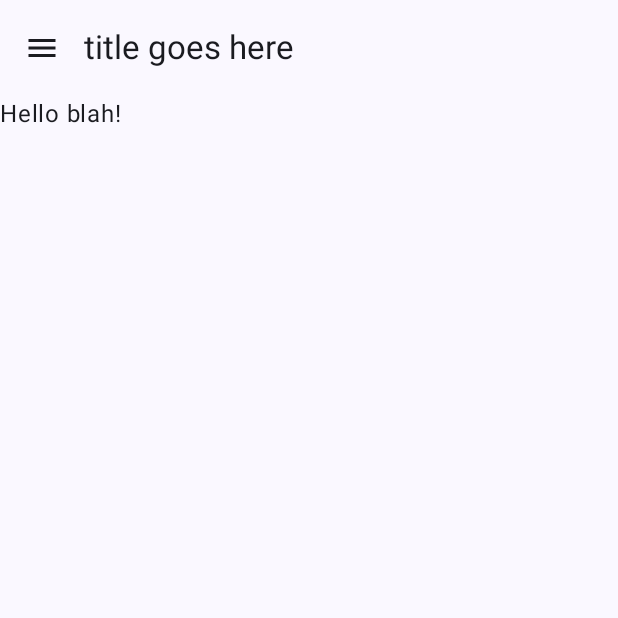
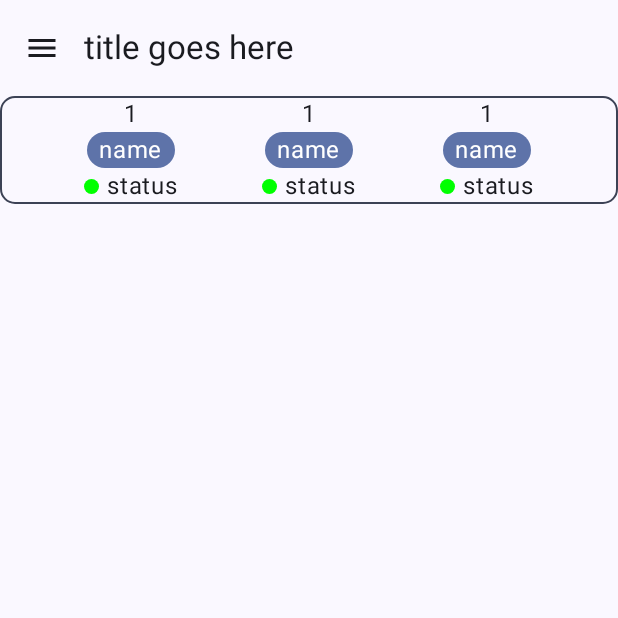
Before and after one commit to blahblahbloopster/cs361-project, an Android app built with Jetpack Compose: the screen it shows after launch (MainActivity), on a phone screen of 412 x 824 dp, the top half of it. Run offline under Robolectric (Android 15) with nearby library versions, the phone set to English and light mode, and no system bars.

Commit message:
add deployment channel status UI

```diff
--- a/app/src/main/java/com/github/osuasdt/groundstation/MainActivity.kt
+++ b/app/src/main/java/com/github/osuasdt/groundstation/MainActivity.kt
@@ -4,13 +4,38 @@ import android.os.Bundle
 import androidx.activity.ComponentActivity
 import androidx.activity.compose.setContent
 import androidx.activity.enableEdgeToEdge
+import androidx.compose.foundation.BorderStroke
+import androidx.compose.foundation.background
+import androidx.compose.foundation.border
+import androidx.compose.foundation.layout.Arrangement
+import androidx.compose.foundation.layout.Box
+import androidx.compose.foundation.layout.Column
+import androidx.compose.foundation.layout.PaddingValues
+import androidx.compose.foundation.layout.Row
+import androidx.compose.foundation.layout.Spacer
 import androidx.compose.foundation.layout.fillMaxSize
+import androidx.compose.foundation.layout.fillMaxWidth
 import androidx.compose.foundation.layout.padding
+import androidx.compose.foundation.layout.size
+import androidx.compose.foundation.layout.width
+import androidx.compose.foundation.shape.CircleShape
+import androidx.compose.foundation.shape.RoundedCornerShape
+import androidx.compose.material.icons.Icons
+import androidx.compose.material3.Badge
+import androidx.compose.material3.ColorScheme
+import androidx.compose.material3.MaterialTheme
 import androidx.compose.material3.Scaffold
+import androidx.compose.material3.Shapes
 import androidx.compose.material3.Text
+import androidx.compose.material3.VerticalDivider
 import androidx.compose.runtime.Composable
+import androidx.compose.ui.Alignment
 import androidx.compose.ui.Modifier
+import androidx.compose.ui.draw.clip
+import androidx.compose.ui.graphics.Color
 import androidx.compose.ui.tooling.preview.Preview
+import androidx.compose.ui.unit.TextUnit
+import androidx.compose.ui.unit.dp
 import com.github.osuasdt.groundstation.ui.theme.GroundstationTheme
 
 class MainActivity : ComponentActivity() {
@@ -19,24 +44,32 @@ class MainActivity : ComponentActivity() {
         enableEdgeToEdge()
         setContent {
             PageContainer { modifier ->
-                Greeting("blah", modifier)
+                DeploymentInfo(modifier)
             }
         }
     }
 }
 
 @Composable
-fun Greeting(name: String, modifier: Modifier = Modifier) {
-    Text(
-        text = "Hello $name!",
-        modifier = modifier
-    )
+fun SingleChannelInfo(modifier: Modifier) {
+    Column(horizontalAlignment = Alignment.CenterHorizontally) {
+        Text("1")
+        Box(Modifier.clip(CircleShape).background(MaterialTheme.colorScheme.primaryContainer)) {
+            Text("name", modifier = Modifier.padding(PaddingValues(8.dp, 0.dp)), color = MaterialTheme.colorScheme.onPrimaryContainer)
+        }
+        Row {
+            Box(modifier = Modifier.size(10.dp).clip(CircleShape).background(Color.Green).align(Alignment.CenterVertically))
+            Spacer(Modifier.width(5.dp))
+            Text("status")
+        }
+    }
 }
 
-@Preview(showBackground = true)
 @Composable
-fun GreetingPreview() {
-    GroundstationTheme {
-        Greeting("Android")
+fun DeploymentInfo(modifier: Modifier) {
+    Row(modifier.fillMaxWidth().border(1.dp, MaterialTheme.colorScheme.secondary, RoundedCornerShape(10.dp)), horizontalArrangement = Arrangement.SpaceEvenly) {
+        SingleChannelInfo(modifier)
+        SingleChannelInfo(modifier)
+        SingleChannelInfo(modifier)
     }
 }
```
